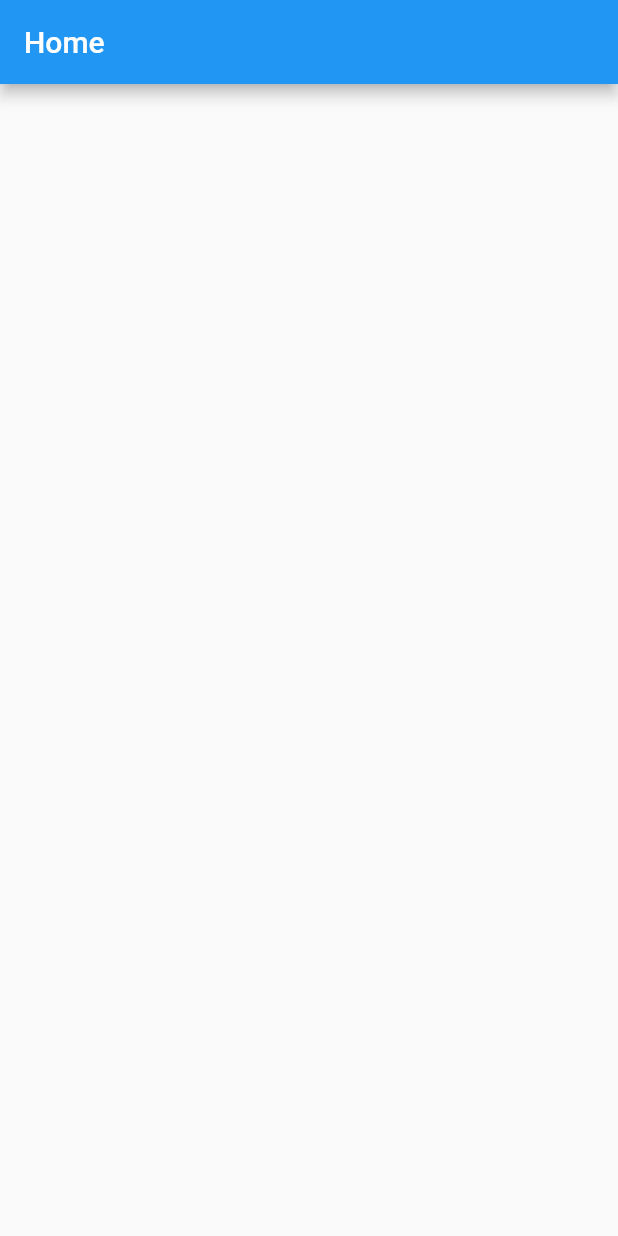
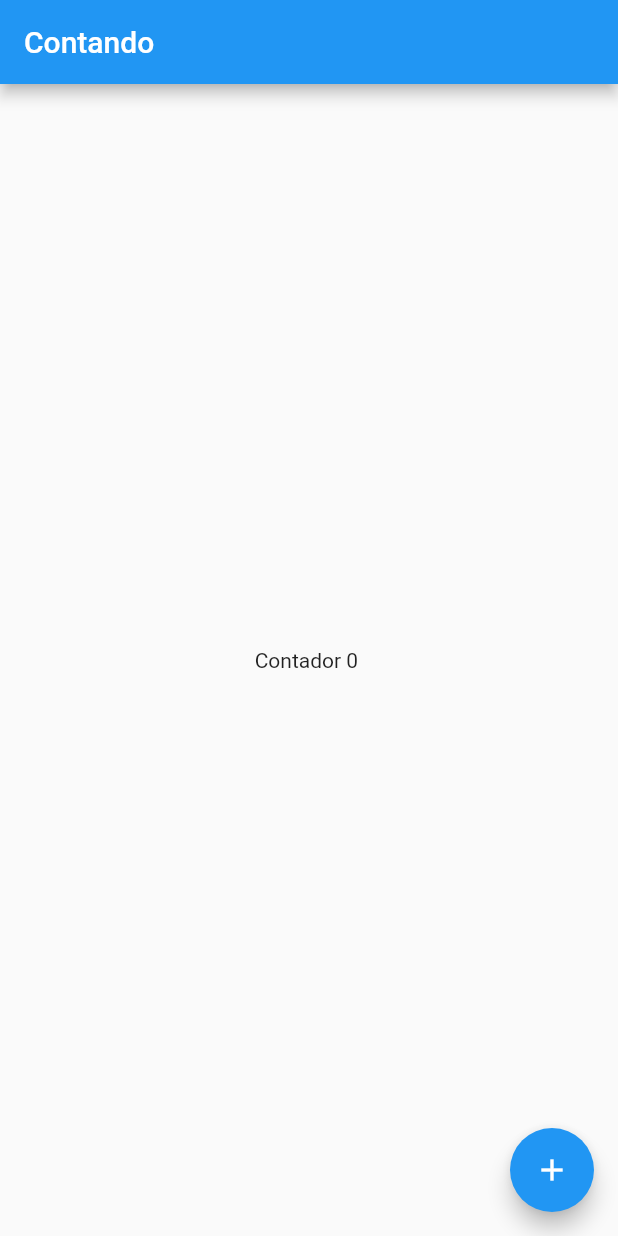
Before and after one commit to gustavo-exe/flutter_application_test, a Flutter app: the screen it shows after launch, on a phone screen of 412 x 824 dp. Run offline on Flutter 3.47's test engine with Material 2 defaults, Android fonts, the phone set to English and light mode, and no system bars.

Commit message:
pagina de contador

```diff
--- a/lib/src/app.dart
+++ b/lib/src/app.dart
@@ -1,5 +1,5 @@
 import 'package:flutter/material.dart';
-import 'package:flutter_application_test/src/pages/home.dart';
+import 'package:flutter_application_test/src/pages/contador.dart';
 
 class MyApp extends StatelessWidget {
   const MyApp({super.key});
@@ -7,8 +7,7 @@ class MyApp extends StatelessWidget {
   @override
   Widget build(BuildContext context) {
     return const MaterialApp(
-        home: Center(
-      child: Home(),
-    ));
+      home: Center(child: Contador()),
+    );
   }
 }
--- /dev/null
+++ b/lib/src/pages/contador.dart
@@ -0,0 +1,32 @@
+import 'package:flutter/material.dart';
+
+class Contador extends StatefulWidget {
+  const Contador({super.key});
+
+  @override
+  State<Contador> createState() => Counter();
+}
+
+class Counter extends State<Contador> {
+  int count = 0;
+
+  @override
+  Widget build(BuildContext context) {
+    return Scaffold(
+      appBar: AppBar(
+        title: const Text("Contando"),
+      ),
+      body: Center(
+        child: Text('Contador $count '),
+      ),
+      floatingActionButton: FloatingActionButton(
+        onPressed: () => {incrementar()},
+        child: const Icon(Icons.add),
+      ),
+    );
+  }
+
+  void incrementar() {
+    setState(() => {count++});
+  }
+}
```
